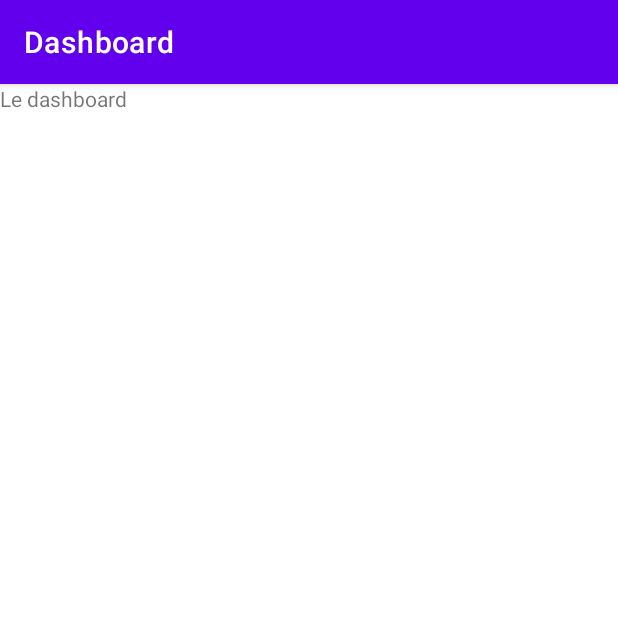
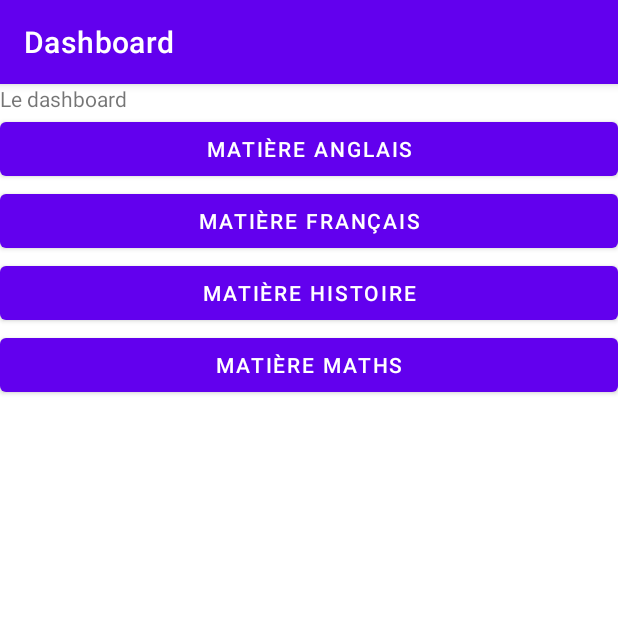
Before and after one commit to Pierrad/A414_Project, an Android app: the screen it shows after launch (DashboardActivity), on a phone screen of 412 x 824 dp, the top half of it. Run offline under Robolectric (Android 15) with nearby library versions, the phone set to English and light mode, and no system bars.

Commit message:
🏗️ Add Routes with activities

```diff
--- a/app/src/main/AndroidManifest.xml
+++ b/app/src/main/AndroidManifest.xml
@@ -19,6 +19,10 @@
             </intent-filter>
         </activity>
         <activity android:name=".DashboardActivity" />
+        <activity android:name=".english.EnglishDashboardActivity" />
+        <activity android:name=".french.FrenchDashboardActivity" />
+        <activity android:name=".history.HistoryDashboardActivity" />
+        <activity android:name=".maths.MathsDashboardActivity" />
     </application>
 
 </manifest>
--- a/app/src/main/res/layout/dashboard.xml
+++ b/app/src/main/res/layout/dashboard.xml
@@ -1,15 +1,49 @@
 <?xml version="1.0" encoding="utf-8"?>
 <androidx.constraintlayout.widget.ConstraintLayout xmlns:android="http://schemas.android.com/apk/res/android"
+    xmlns:app="http://schemas.android.com/apk/res-auto"
     xmlns:tools="http://schemas.android.com/tools"
     android:layout_width="match_parent"
     android:layout_height="match_parent">
+
+    <LinearLayout
+        android:layout_width="match_parent"
+        android:layout_height="match_parent"
+        android:orientation="vertical">
 
         <TextView
             android:id="@+id/textView"
             android:layout_width="wrap_content"
             android:layout_height="wrap_content"
             android:text="@string/dashboard_name"
-        tools:layout_editor_absoluteX="162dp"
-        tools:layout_editor_absoluteY="356dp"
             tools:ignore="MissingConstraints" />
+
+        <Button
+            android:id="@+id/button"
+            android:layout_width="match_parent"
+            android:layout_height="wrap_content"
+            android:onClick="redirectToEnglish"
+            android:text="Matière Anglais" />
+
+        <Button
+            android:id="@+id/button2"
+            android:layout_width="match_parent"
+            android:layout_height="wrap_content"
+            android:onClick="redirectToFrench"
+            android:text="Matière français" />
+
+        <Button
+            android:id="@+id/button3"
+            android:layout_width="match_parent"
+            android:layout_height="wrap_content"
+            android:onClick="redirectToHistory"
+            android:text="Matière Histoire" />
+
+        <Button
+            android:id="@+id/button4"
+            android:layout_width="match_parent"
+            android:layout_height="wrap_content"
+            android:onClick="redirectToMaths"
+            android:text="Matière Maths" />
+    </LinearLayout>
+
 </androidx.constraintlayout.widget.ConstraintLayout>
--- /dev/null
+++ b/app/src/main/res/layout/english_dashboard.xml
@@ -0,0 +1,6 @@
+<?xml version="1.0" encoding="utf-8"?>
+<androidx.constraintlayout.widget.ConstraintLayout xmlns:android="http://schemas.android.com/apk/res/android"
+    android:layout_width="match_parent"
+    android:layout_height="match_parent">
+
+</androidx.constraintlayout.widget.ConstraintLayout>
--- /dev/null
+++ b/app/src/main/res/layout/french_dashboard.xml
@@ -0,0 +1,6 @@
+<?xml version="1.0" encoding="utf-8"?>
+<androidx.constraintlayout.widget.ConstraintLayout xmlns:android="http://schemas.android.com/apk/res/android"
+    android:layout_width="match_parent"
+    android:layout_height="match_parent">
+
+</androidx.constraintlayout.widget.ConstraintLayout>
--- /dev/null
+++ b/app/src/main/res/layout/history_dashboard.xml
@@ -0,0 +1,6 @@
+<?xml version="1.0" encoding="utf-8"?>
+<androidx.constraintlayout.widget.ConstraintLayout xmlns:android="http://schemas.android.com/apk/res/android"
+    android:layout_width="match_parent"
+    android:layout_height="match_parent">
+
+</androidx.constraintlayout.widget.ConstraintLayout>
--- /dev/null
+++ b/app/src/main/res/layout/maths_dashboard.xml
@@ -0,0 +1,6 @@
+<?xml version="1.0" encoding="utf-8"?>
+<androidx.constraintlayout.widget.ConstraintLayout xmlns:android="http://schemas.android.com/apk/res/android"
+    android:layout_width="match_parent"
+    android:layout_height="match_parent">
+
+</androidx.constraintlayout.widget.ConstraintLayout>
```
Also changed, not shown: app/src/main/java/com/example/project/DashboardActivity.java (+28 -0 lines), app/src/main/java/com/example/project/english/EnglishDashboardActivity.java (added, +19 -0 lines), app/src/main/java/com/example/project/french/FrenchDashboardActivity.java (added, +19 -0 lines), app/src/main/java/com/example/project/helpers/HTTPHandler.java (added, +62 -0 lines), app/src/main/java/com/example/project/history/HistoryDashboardActivity.java (added, +19 -0 lines), app/src/main/java/com/example/project/maths/MathsDashboardActivity.java (added, +19 -0 lines), app/src/main/res/layout/login.xml (+20 -0 lines). Lines whose indentation alone changed are shown as unchanged.
